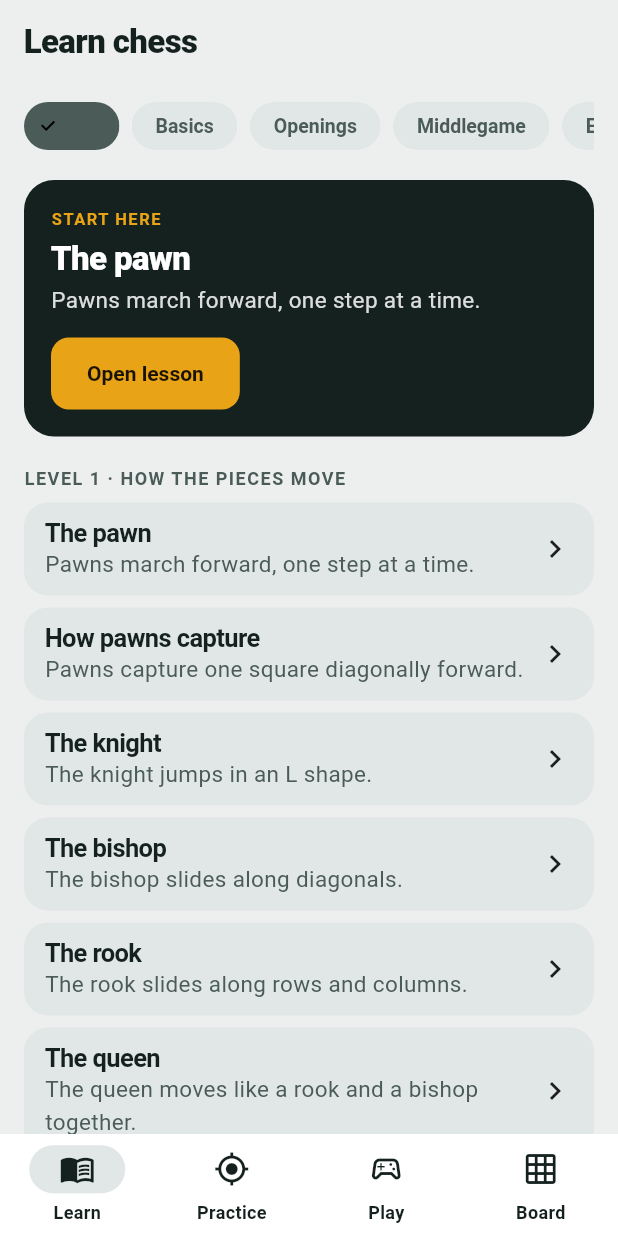
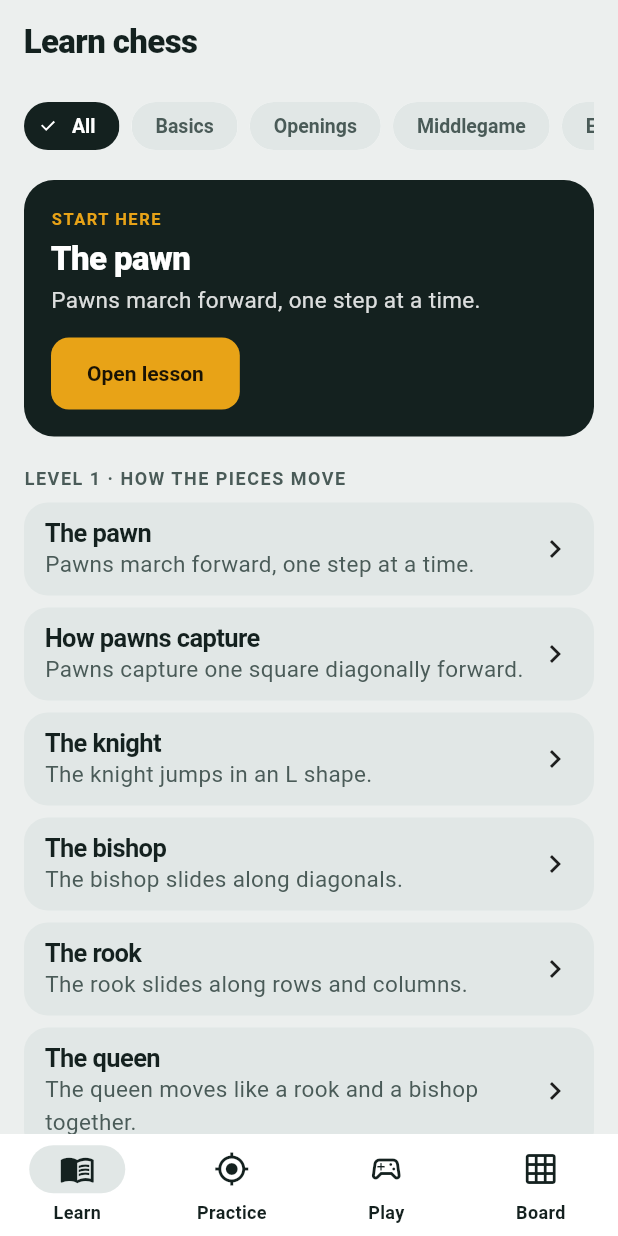
Before and after one commit to johnkg/chess_solver, a Flutter app: the screen it shows after launch, on a phone screen of 412 x 824 dp. Run offline on Flutter 3.47's test engine with Material 3 defaults, Android fonts, the phone set to English and light mode, and no system bars; our stand-ins replace shared_preferences.

Commit message:
Theme: selected chips are dark with light text
Co-Authored-By: Claude Sonnet 5.5 <noreply@anthropic.com>
Claude-Session: https://claude.ai/code/session_01HBwusMn1Yx7nSzGYxWWEah

```diff
--- a/lib/ui/theme.dart
+++ b/lib/ui/theme.dart
@@ -204,6 +204,14 @@ ThemeData buildTheme(Brightness brightness) {
         fontWeight: FontWeight.w600,
         fontSize: 13,
       ),
+      // A selected chip (a Learn filter, a move in a list) is dark with light text.
+      selectedColor: scheme.onSurface,
+      secondaryLabelStyle: TextStyle(
+        color: scheme.surface,
+        fontWeight: FontWeight.w700,
+        fontSize: 13,
+      ),
+      checkmarkColor: scheme.surface,
     ),
     segmentedButtonTheme: SegmentedButtonThemeData(
       style: SegmentedButton.styleFrom(
```
